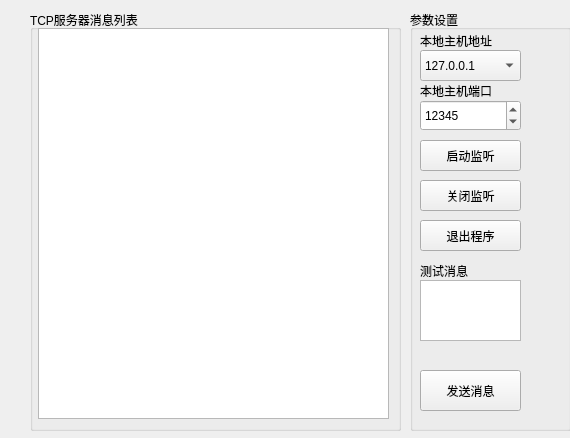
Old version of the form formtcpserver.ui in the repository AuroraDev-shuyu/NetTools.
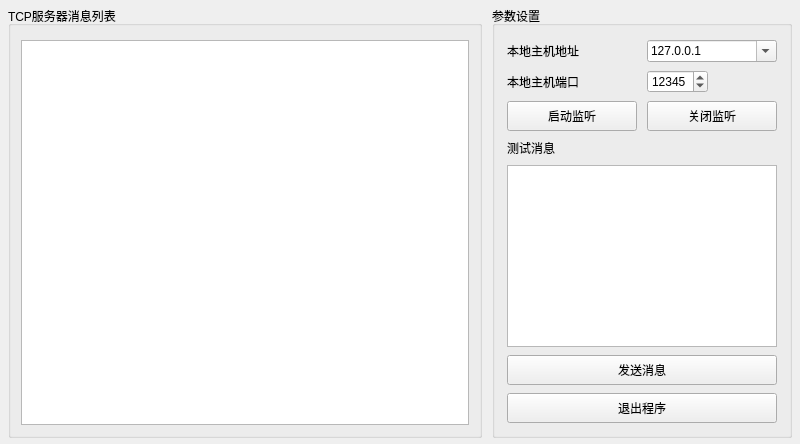
New version of the form. Icons and pictures are not drawn.

```diff
--- a/formtcpserver.ui
+++ b/formtcpserver.ui
@@ -6,76 +6,94 @@
    <rect>
     <x>0</x>
     <y>0</y>
-    <width>570</width>
-    <height>438</height>
+    <width>800</width>
+    <height>444</height>
    </rect>
   </property>
   <property name="windowTitle">
    <string>Form</string>
   </property>
-  <widget class="QListWidget" name="listWidget_TCPServerListMsg">
-   <property name="geometry">
-    <rect>
-     <x>38</x>
-     <y>28</y>
-     <width>351</width>
-     <height>391</height>
-    </rect>
+  <layout class="QHBoxLayout" name="horizontalLayout">
+   <property name="spacing">
+    <number>10</number>
    </property>
-   <property name="font">
-    <font>
-     <pointsize>9</pointsize>
-    </font>
+   <property name="leftMargin">
+    <number>8</number>
    </property>
-  </widget>
+   <property name="topMargin">
+    <number>6</number>
+   </property>
+   <property name="rightMargin">
+    <number>8</number>
+   </property>
+   <property name="bottomMargin">
+    <number>6</number>
+   </property>
+   <item>
   <widget class="QGroupBox" name="groupBox">
-   <property name="geometry">
-    <rect>
-     <x>30</x>
-     <y>10</y>
-     <width>371</width>
-     <height>421</height>
-    </rect>
-   </property>
-   <property name="font">
-    <font>
-     <pointsize>9</pointsize>
-    </font>
-   </property>
    <property name="title">
     <string>TCP服务器消息列表</string>
    </property>
-  </widget>
+     <layout class="QVBoxLayout" name="verticalLayout">
+      <property name="leftMargin">
+       <number>10</number>
+      </property>
+      <property name="topMargin">
+       <number>14</number>
+      </property>
+      <property name="rightMargin">
+       <number>10</number>
+      </property>
+      <property name="bottomMargin">
+       <number>10</number>
+      </property>
+      <item>
+       <widget class="QListWidget" name="listWidget_TCPServerListMsg"/>
+      </item>
+     </layout>
+    </widget>
+   </item>
+   <item>
   <widget class="QGroupBox" name="groupBox_2">
-   <property name="geometry">
-    <rect>
-     <x>410</x>
-     <y>10</y>
-     <width>161</width>
-     <height>421</height>
-    </rect>
-   </property>
-   <property name="font">
-    <font>
-     <pointsize>9</pointsize>
-    </font>
+     <property name="minimumSize">
+      <size>
+       <width>300</width>
+       <height>0</height>
+      </size>
    </property>
    <property name="title">
     <string>参数设置</string>
    </property>
+     <layout class="QGridLayout" name="gridLayout_3">
+      <property name="leftMargin">
+       <number>12</number>
+      </property>
+      <property name="topMargin">
+       <number>14</number>
+      </property>
+      <property name="rightMargin">
+       <number>12</number>
+      </property>
+      <property name="bottomMargin">
+       <number>12</number>
+      </property>
+      <property name="horizontalSpacing">
+       <number>10</number>
+      </property>
+      <property name="verticalSpacing">
+       <number>8</number>
+      </property>
+      <item row="0" column="0">
+       <widget class="QLabel" name="label">
+        <property name="text">
+         <string>本地主机地址</string>
+        </property>
+       </widget>
+      </item>
+      <item row="0" column="1">
    <widget class="QComboBox" name="comboBox_TCPServerIP">
-    <property name="geometry">
-     <rect>
-      <x>10</x>
-      <y>40</y>
-      <width>101</width>
-      <height>31</height>
-     </rect>
-    </property>
-    <property name="font">
-     <font>
-      <pointsize>9</pointsize>
-     </font>
+        <property name="editable">
+         <bool>true</bool>
     </property>
     <item>
      <property name="text">
@@ -83,19 +101,21 @@
      </property>
     </item>
    </widget>
+      </item>
+      <item row="1" column="0">
+       <widget class="QLabel" name="label_2">
+        <property name="text">
+         <string>本地主机端口</string>
+        </property>
+       </widget>
+      </item>
+      <item row="1" column="1" alignment="Qt::AlignLeft">
    <widget class="QSpinBox" name="spinBox_TCPServerPort">
-    <property name="geometry">
-     <rect>
-      <x>10</x>
-      <y>90</y>
-      <width>101</width>
-      <height>31</height>
-     </rect>
-    </property>
-    <property name="font">
-     <font>
-      <pointsize>9</pointsize>
-     </font>
+        <property name="maximumSize">
+         <size>
+          <width>120</width>
+          <height>16777215</height>
+         </size>
     </property>
     <property name="maximum">
      <number>65535</number>
@@ -104,167 +124,87 @@
      <number>12345</number>
     </property>
    </widget>
+      </item>
+      <item row="2" column="0" colspan="2">
+       <layout class="QHBoxLayout" name="horizontalLayout_2">
+        <property name="spacing">
+         <number>10</number>
+        </property>
+        <item>
    <widget class="QPushButton" name="pushButton_TCPServerStart">
-    <property name="geometry">
-     <rect>
-      <x>10</x>
-      <y>130</y>
-      <width>101</width>
-      <height>31</height>
-     </rect>
-    </property>
-    <property name="font">
-     <font>
-      <pointsize>9</pointsize>
-     </font>
+          <property name="minimumSize">
+           <size>
+            <width>0</width>
+            <height>30</height>
+           </size>
     </property>
     <property name="text">
      <string>启动监听</string>
     </property>
-    <property name="icon">
-     <iconset resource="images.qrc">
-      <normaloff>:/new/prefix1/images/start.ico</normaloff>:/new/prefix1/images/start.ico</iconset>
-    </property>
-   </widget>
-   <widget class="QLabel" name="label_2">
-    <property name="geometry">
-     <rect>
-      <x>10</x>
-      <y>70</y>
-      <width>111</width>
-      <height>21</height>
-     </rect>
-    </property>
-    <property name="font">
-     <font>
-      <pointsize>9</pointsize>
-     </font>
-    </property>
-    <property name="text">
-     <string>本地主机端口</string>
-    </property>
-   </widget>
-   <widget class="QLabel" name="label">
-    <property name="geometry">
-     <rect>
-      <x>10</x>
-      <y>20</y>
-      <width>111</width>
-      <height>21</height>
-     </rect>
-    </property>
-    <property name="font">
-     <font>
-      <pointsize>9</pointsize>
-     </font>
-    </property>
-    <property name="text">
-     <string>本地主机地址</string>
-    </property>
-   </widget>
+         </widget>
+        </item>
+        <item>
    <widget class="QPushButton" name="pushButton_TCPServerStop">
-    <property name="geometry">
-     <rect>
-      <x>10</x>
-      <y>170</y>
-      <width>101</width>
-      <height>31</height>
-     </rect>
-    </property>
-    <property name="font">
-     <font>
-      <pointsize>9</pointsize>
-     </font>
+          <property name="minimumSize">
+           <size>
+            <width>0</width>
+            <height>30</height>
+           </size>
     </property>
     <property name="text">
      <string>关闭监听</string>
     </property>
-    <property name="icon">
-     <iconset resource="images.qrc">
-      <normaloff>:/new/prefix1/images/stop.ico</normaloff>:/new/prefix1/images/stop.ico</iconset>
-    </property>
-   </widget>
-   <widget class="QPushButton" name="pushButton_TCPServerClose">
-    <property name="geometry">
-     <rect>
-      <x>10</x>
-      <y>210</y>
-      <width>101</width>
-      <height>31</height>
-     </rect>
-    </property>
-    <property name="font">
-     <font>
-      <pointsize>9</pointsize>
-     </font>
-    </property>
-    <property name="text">
-     <string>退出程序</string>
-    </property>
-    <property name="icon">
-     <iconset resource="images.qrc">
-      <normaloff>:/new/prefix1/images/exit.ico</normaloff>:/new/prefix1/images/exit.ico</iconset>
-    </property>
-   </widget>
+         </widget>
+        </item>
+       </layout>
+      </item>
+      <item row="3" column="0" colspan="2">
    <widget class="QLabel" name="label_3">
-    <property name="geometry">
-     <rect>
-      <x>10</x>
-      <y>250</y>
-      <width>111</width>
-      <height>21</height>
-     </rect>
-    </property>
-    <property name="font">
-     <font>
-      <pointsize>9</pointsize>
-     </font>
-    </property>
     <property name="text">
      <string>测试消息</string>
     </property>
    </widget>
+      </item>
+      <item row="4" column="0" colspan="2">
    <widget class="QPlainTextEdit" name="plainTextEdit_TCPServerSendData">
-    <property name="geometry">
-     <rect>
-      <x>10</x>
-      <y>270</y>
-      <width>101</width>
-      <height>61</height>
-     </rect>
-    </property>
-    <property name="font">
-     <font>
-      <pointsize>9</pointsize>
-     </font>
-    </property>
-   </widget>
+        <property name="minimumSize">
+         <size>
+          <width>0</width>
+          <height>60</height>
+         </size>
+        </property>
+       </widget>
+      </item>
+      <item row="5" column="0" colspan="2">
    <widget class="QPushButton" name="pushButton_TCPServerSendMsg">
-    <property name="geometry">
-     <rect>
-      <x>10</x>
-      <y>360</y>
-      <width>101</width>
-      <height>41</height>
-     </rect>
-    </property>
-    <property name="font">
-     <font>
-      <pointsize>9</pointsize>
-     </font>
+        <property name="minimumSize">
+         <size>
+          <width>0</width>
+          <height>30</height>
+         </size>
     </property>
     <property name="text">
      <string>发送消息</string>
     </property>
-    <property name="icon">
-     <iconset resource="images.qrc">
-      <normaloff>:/new/prefix1/images/sendmsg2.ico</normaloff>:/new/prefix1/images/sendmsg2.ico</iconset>
-    </property>
-   </widget>
-  </widget>
-  <zorder>groupBox_2</zorder>
-  <zorder>groupBox</zorder>
-  <zorder>listWidget_TCPServerListMsg</zorder>
+       </widget>
+      </item>
+      <item row="6" column="0" colspan="2">
+       <widget class="QPushButton" name="pushButton_TCPServerClose">
+        <property name="minimumSize">
+         <size>
+          <width>0</width>
+          <height>30</height>
+         </size>
+        </property>
+        <property name="text">
+         <string>退出程序</string>
+        </property>
+       </widget>
+      </item>
+     </layout>
+    </widget>
+   </item>
+  </layout>
  </widget>
  <resources>
   <include location="images.qrc"/>
```
Lines whose indentation alone changed are shown as unchanged.
